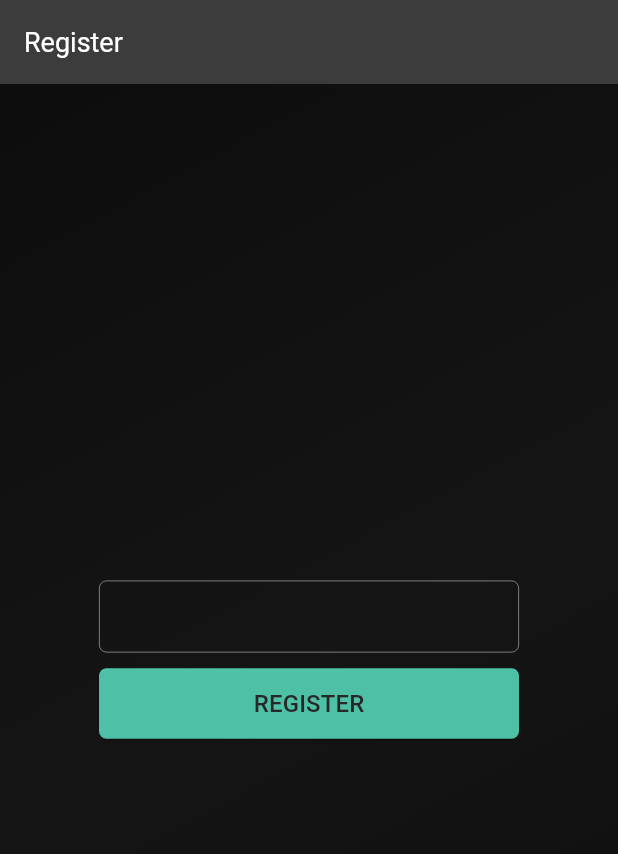
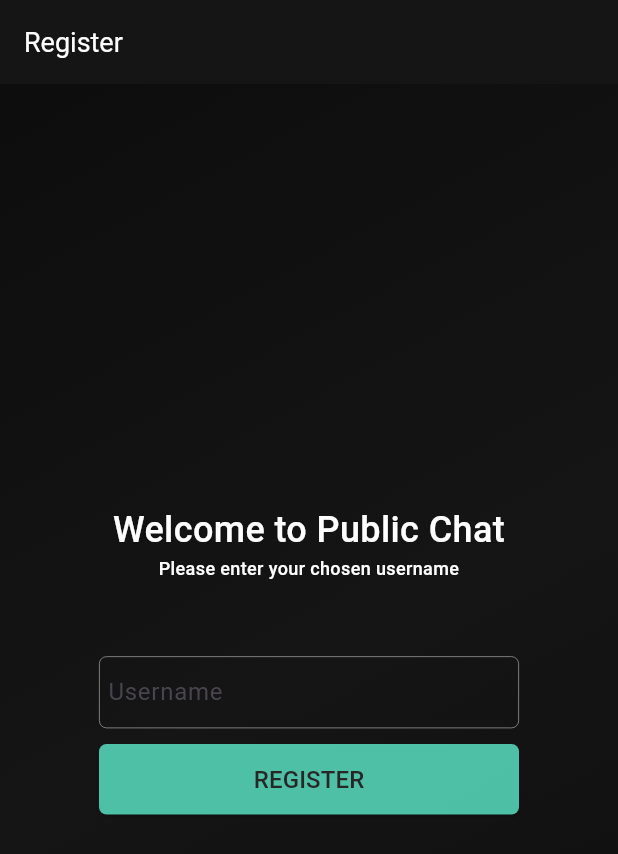
Before and after one commit to l1l-01/flutter-chat-app, a Flutter app: the screen it shows after launch, on a phone screen of 412 x 824 dp. Shown: the top 854 px of the screen. Run offline on Flutter 3.47's test engine with Material 3 defaults, Android fonts, the phone set to English and light mode, and no system bars; our stand-ins replace flutter_dotenv, socket_io_client; accounts and stored records are empty.

Commit message:
Fixing Username input in the register page

```diff
--- a/app/lib/components/registerForm.dart
+++ b/app/lib/components/registerForm.dart
@@ -51,7 +51,7 @@ class _RegisterState extends State<Register> {
       appBar: AppBar(
         title: const Text('Register'),
         titleTextStyle: const TextStyle(color: Colors.white, fontSize: 18),
-        backgroundColor: const Color.fromARGB(255, 60, 60, 60),
+        backgroundColor: const Color(0xFF151515),
       ),
       backgroundColor: const Color.fromARGB(255, 39, 39, 39),
       body: Container(
@@ -68,11 +68,31 @@ class _RegisterState extends State<Register> {
             child: Column(
               mainAxisSize: MainAxisSize.min,
               children: [
+                Text(
+                  "Welcome to Public Chat",
+                  textAlign: TextAlign.center,
+                  style: TextStyle(
+                    color: Colors.white,
+                    fontSize: 24,
+                    fontWeight: FontWeight.w500,
+                  ),
+                ),
+                Text(
+                  "Please enter your chosen username",
+                  textAlign: TextAlign.center,
+                  style: TextStyle(
+                    color: Colors.white,
+                    fontSize: 12,
+                    fontWeight: FontWeight.w500,
+                  ),
+                ),
+                const SizedBox(height: 50),
                 TextField(
                   style: TextStyle(color: Colors.white),
                   controller: _controller,
                   decoration: InputDecoration(
-                    contentPadding: EdgeInsets.all(0),
+                    hintText: "Username",
+                    contentPadding: EdgeInsets.all(2),
                     border: OutlineInputBorder(
                       borderRadius: BorderRadius.circular(5),
                     ),
```
